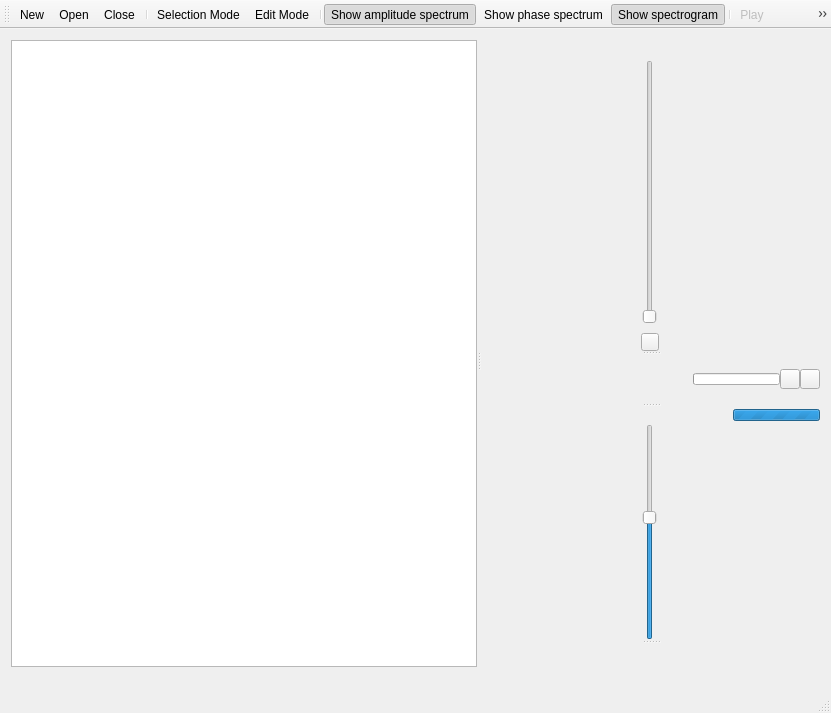
Before: the Qt Designer form src/wmainwindow.ui in gillesdegottex/dfasma, drawn with Qt 5.
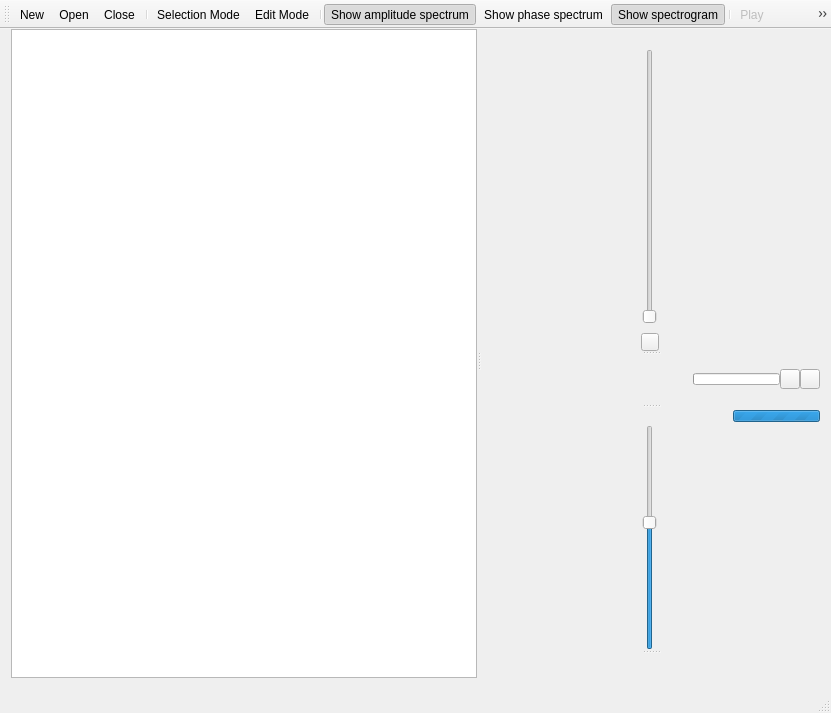
After: the same form once the commit is applied. Icons and pictures are not drawn.

What changed in the file:
```diff
--- a/src/wmainwindow.ui
+++ b/src/wmainwindow.ui
@@ -15,6 +15,15 @@
   </property>
   <widget class="QWidget" name="centralWidget">
    <layout class="QVBoxLayout" name="verticalLayout_10">
+    <property name="spacing">
+     <number>0</number>
+    </property>
+    <property name="topMargin">
+     <number>0</number>
+    </property>
+    <property name="bottomMargin">
+     <number>0</number>
+    </property>
     <item>
      <widget class="QSplitter" name="splitterMain">
       <property name="orientation">
```
